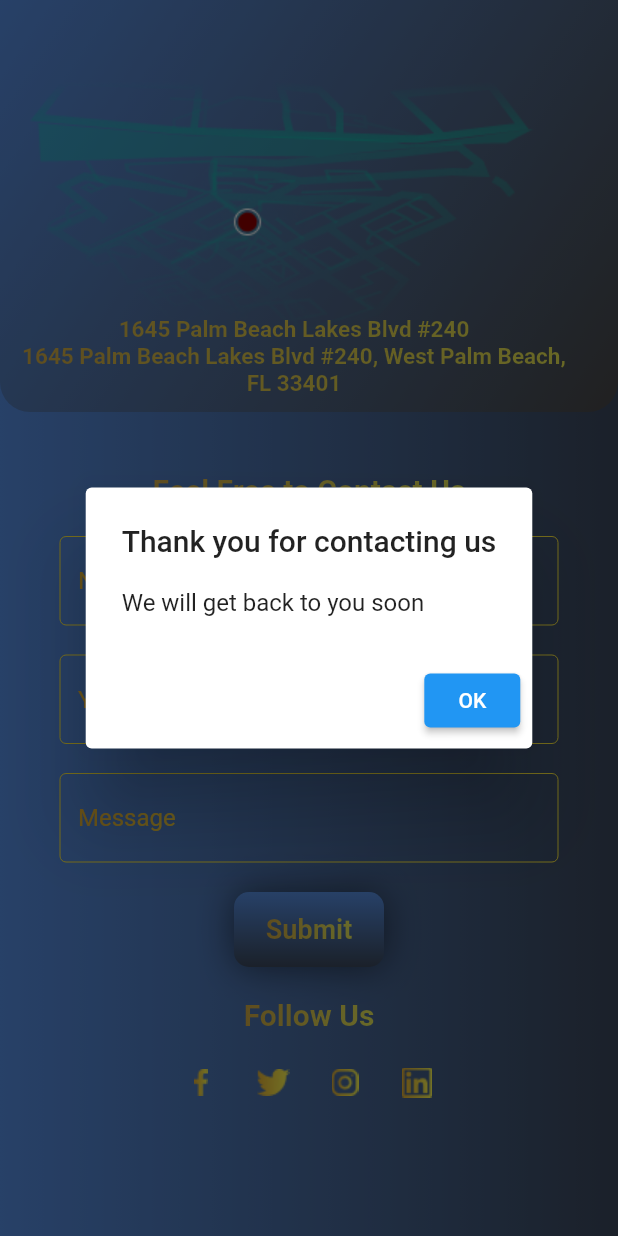
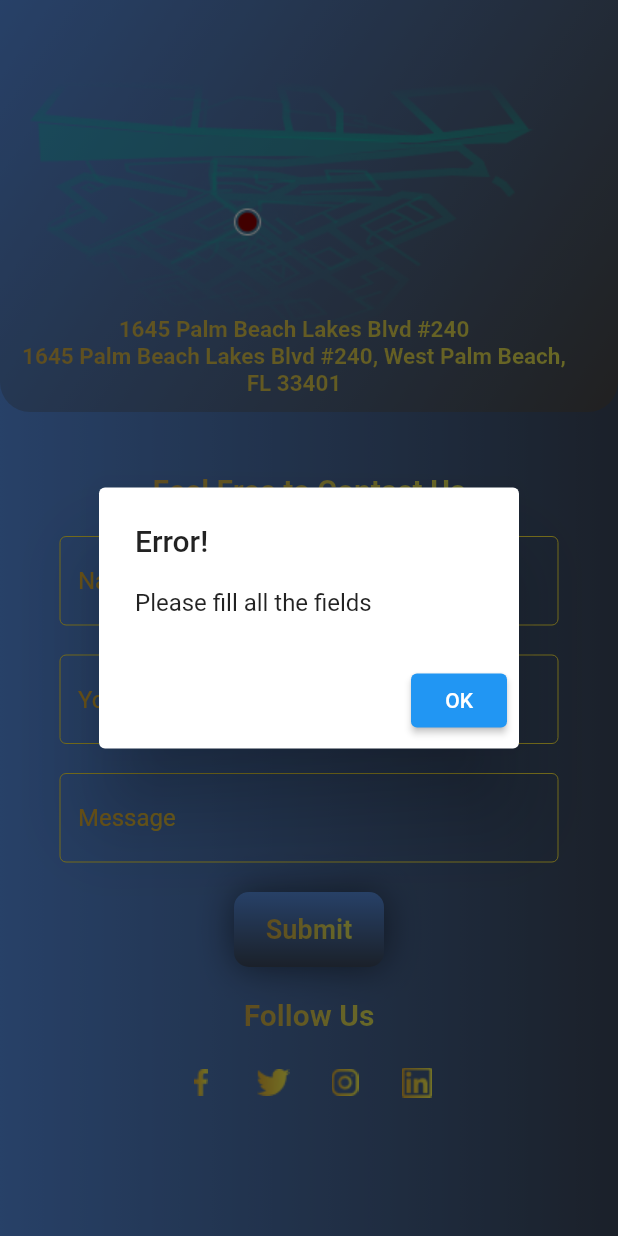
Before and after one commit to mrjthedifferent/radio_elite, a Flutter app: the ContactScreen screen opened directly, after a tap on "Submit", on a phone screen of 412 x 824 dp. Run offline on Flutter 3.47's test engine with Material 2 defaults, Android fonts, the phone set to English and light mode, and no system bars; our stand-ins replace webview_flutter.

Commit message:
version1 done

```diff
--- a/lib/contact_page.dart
+++ b/lib/contact_page.dart
@@ -13,8 +13,8 @@ class ContactScreen extends StatelessWidget {
         decoration: background,
         child: Column(
           children: [
-            topWidget(),
-            bottomWidget(),
+            const TopWidget(),
+            BottomWidget(),
           ],
         ),
       ),
@@ -22,8 +22,8 @@ class ContactScreen extends StatelessWidget {
   }
 }
 
-class topWidget extends StatelessWidget {
-  const topWidget({
+class TopWidget extends StatelessWidget {
+  const TopWidget({
     Key? key,
   }) : super(key: key);
 
@@ -71,19 +71,21 @@ final Shader linearGradient = const LinearGradient(
     Color(0xFFFDFB51),
   ],
 ).createShader(
-  Rect.fromLTWH(0.0, 0.0, 200.0, 70.0),
+  const Rect.fromLTWH(0.0, 0.0, 200.0, 70.0),
 );
 
-class bottomWidget extends StatelessWidget {
-  const bottomWidget({
+// ignore: must_be_immutable
+class BottomWidget extends StatelessWidget {
+  BottomWidget({
     Key? key,
   }) : super(key: key);
 
+  TextEditingController nameController = TextEditingController();
+  TextEditingController emailController = TextEditingController();
+  TextEditingController messageController = TextEditingController();
+
   @override
   Widget build(BuildContext context) {
-    TextEditingController nameController = TextEditingController();
-    TextEditingController emailController = TextEditingController();
-    TextEditingController messageController = TextEditingController();
     return Expanded(
         flex: 2,
         child: SingleChildScrollView(
@@ -145,6 +147,22 @@ class bottomWidget extends StatelessWidget {
     );
   }
 
+  //send an email
+  void _sendEmail(BuildContext context) {
+    if (nameController.text.isEmpty ||
+        emailController.text.isEmpty ||
+        messageController.text.isEmpty) {
+      Utils.showSnackBar(context, "Please fill all the fields");
+      return;
+    }
+    const String subject = "Mail From Radio Elite App";
+    final String body =
+        "Name: ${nameController.text}\nEmail: ${emailController.text}\nMessage: ${messageController.text}";
+    const String email = "radioeliteinternational@gmail.com";
+    final String url = "mailto:$email?subject=$subject&body=$body";
+    _launchURL(url);
+  }
+
   void _launchURL(String _url) async {
     if (!await launch(_url)) throw 'Could not launch $_url';
   }
@@ -152,23 +170,7 @@ class bottomWidget extends StatelessWidget {
   InkWell submitBtn(BuildContext context) {
     return InkWell(
       onTap: () {
-        showDialog(
-          context: context,
-          builder: (BuildContext context) {
-            return AlertDialog(
-              title: Text("Thank you for contacting us"),
-              content: Text("We will get back to you soon"),
-              actions: [
-                ElevatedButton(
-                  child: Text("OK"),
-                  onPressed: () {
-                    Navigator.of(context).pop();
-                  },
-                ),
-              ],
-            );
-          },
-        );
+        _sendEmail(context);
       },
       child: Container(
         height: 50,
--- a/lib/home_page.dart
+++ b/lib/home_page.dart
@@ -58,7 +58,7 @@ class HomePage extends StatelessWidget {
             switch (title) {
               case Utils.aboutUs:
                 Navigator.pushNamedAndRemoveUntil(
-                    context, '/main', (route) => false);
+                    context, '/about', (route) => false);
                 break;
               case Utils.events:
                 Navigator.pushNamedAndRemoveUntil(
--- a/lib/utils.dart
+++ b/lib/utils.dart
@@ -9,7 +9,7 @@ class Utils {
   static const pressToJoin = "Press to join";
   static const holidayShow = "Don’t Miss The Holiday Video Show";
   static const contactUs = "Stations";
-  static const blog = "Stations";
+  static const blog = "Blog";
   static const freeToContact = "Feel Free to Contact Us";
   static const address =
       "1645 Palm Beach Lakes Blvd #240\n1645 Palm Beach Lakes Blvd #240, West Palm Beach, FL 33401";
@@ -36,4 +36,24 @@ class Utils {
           child: Image.asset(icon)),
     );
   }
+
+  static void showSnackBar(BuildContext context, String message) {
+    showDialog(
+      context: context,
+      builder: (BuildContext context) {
+        return AlertDialog(
+          title: const Text("Error!"),
+          content: Text(message),
+          actions: [
+            ElevatedButton(
+              child: const Text("OK"),
+              onPressed: () {
+                Navigator.of(context).pop();
+              },
+            ),
+          ],
+        );
+      },
+    );
+  }
 }
```
Also changed, not shown: lib/exit_popup.dart (added, +41 -0 lines), lib/main.dart (+34 -16 lines), lib/web_page.dart (renamed from lib/webpage_test.dart, +5 -15 lines).
